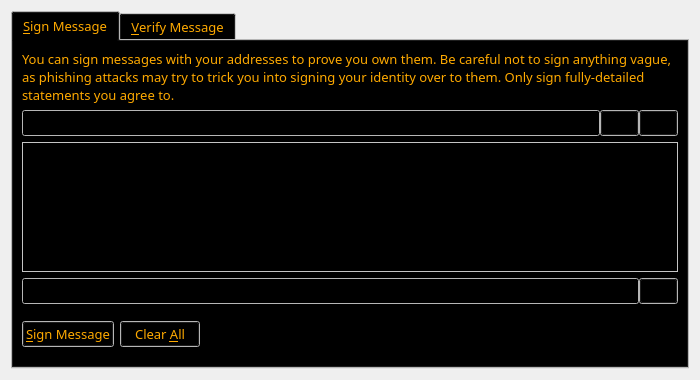
Old version of the form src/qt/forms/signverifymessagedialog.ui in the repository hanzou-x/flapxcoin.
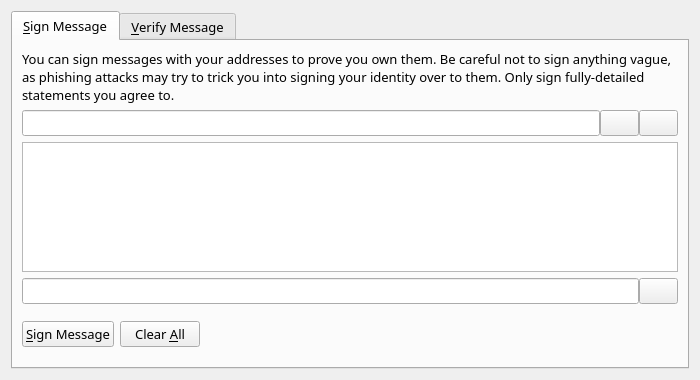
New version of the form. The open tabs and pages were chosen to show the change. Icons and pictures are not drawn. Custom widgets are drawn as their Qt base class.

```diff
--- a/src/qt/forms/signverifymessagedialog.ui
+++ b/src/qt/forms/signverifymessagedialog.ui
@@ -19,421 +19,6 @@
   <layout class="QGridLayout" name="gridLayout">
    <item row="0" column="0">
     <widget class="QTabWidget" name="tabWidget">
-     <property name="palette">
-      <palette>
-       <active>
-        <colorrole role="WindowText">
-         <brush brushstyle="SolidPattern">
-          <color alpha="255">
-           <red>255</red>
-           <green>170</green>
-           <blue>0</blue>
-          </color>
-         </brush>
-        </colorrole>
-        <colorrole role="Button">
-         <brush brushstyle="SolidPattern">
-          <color alpha="255">
-           <red>0</red>
-           <green>0</green>
-           <blue>0</blue>
-          </color>
-         </brush>
-        </colorrole>
-        <colorrole role="Light">
-         <brush brushstyle="SolidPattern">
-          <color alpha="255">
-           <red>255</red>
-           <green>255</green>
-           <blue>255</blue>
-          </color>
-         </brush>
-        </colorrole>
-        <colorrole role="Midlight">
-         <brush brushstyle="SolidPattern">
-          <color alpha="255">
-           <red>255</red>
-           <green>255</green>
-           <blue>255</blue>
-          </color>
-         </brush>
-        </colorrole>
-        <colorrole role="Dark">
-         <brush brushstyle="SolidPattern">
-          <color alpha="255">
-           <red>255</red>
-           <green>255</green>
-           <blue>255</blue>
-          </color>
-         </brush>
-        </colorrole>
-        <colorrole role="Mid">
-         <brush brushstyle="SolidPattern">
-          <color alpha="255">
-           <red>255</red>
-           <green>255</green>
-           <blue>255</blue>
-          </color>
-         </brush>
-        </colorrole>
-        <colorrole role="Text">
-         <brush brushstyle="SolidPattern">
-          <color alpha="255">
-           <red>255</red>
-           <green>170</green>
-           <blue>0</blue>
-          </color>
-         </brush>
-        </colorrole>
-        <colorrole role="BrightText">
-         <brush brushstyle="SolidPattern">
-          <color alpha="255">
-           <red>255</red>
-           <green>255</green>
-           <blue>255</blue>
-          </color>
-         </brush>
-        </colorrole>
-        <colorrole role="ButtonText">
-         <brush brushstyle="SolidPattern">
-          <color alpha="255">
-           <red>255</red>
-           <green>170</green>
-           <blue>0</blue>
-          </color>
-         </brush>
-        </colorrole>
-        <colorrole role="Base">
-         <brush brushstyle="SolidPattern">
-          <color alpha="255">
-           <red>0</red>
-           <green>0</green>
-           <blue>0</blue>
-          </color>
-         </brush>
-        </colorrole>
-        <colorrole role="Window">
-         <brush brushstyle="SolidPattern">
-          <color alpha="255">
-           <red>255</red>
-           <green>255</green>
-           <blue>255</blue>
-          </color>
-         </brush>
-        </colorrole>
-        <colorrole role="Shadow">
-         <brush brushstyle="SolidPattern">
-          <color alpha="255">
-           <red>255</red>
-           <green>255</green>
-           <blue>255</blue>
-          </color>
-         </brush>
-        </colorrole>
-        <colorrole role="AlternateBase">
-         <brush brushstyle="SolidPattern">
-          <color alpha="255">
-           <red>0</red>
-           <green>0</green>
-           <blue>0</blue>
-          </color>
-         </brush>
-        </colorrole>
-        <colorrole role="ToolTipBase">
-         <brush brushstyle="SolidPattern">
-          <color alpha="255">
-           <red>0</red>
-           <green>0</green>
-           <blue>0</blue>
-          </color>
-         </brush>
-        </colorrole>
-        <colorrole role="ToolTipText">
-         <brush brushstyle="SolidPattern">
-          <color alpha="255">
-           <red>255</red>
-           <green>170</green>
-           <blue>0</blue>
-          </color>
-         </brush>
-        </colorrole>
-       </active>
-       <inactive>
-        <colorrole role="WindowText">
-         <brush brushstyle="SolidPattern">
-          <color alpha="255">
-           <red>255</red>
-           <green>170</green>
-           <blue>0</blue>
-          </color>
-         </brush>
-        </colorrole>
-        <colorrole role="Button">
-         <brush brushstyle="SolidPattern">
-          <color alpha="255">
-           <red>0</red>
-           <green>0</green>
-           <blue>0</blue>
-          </color>
-         </brush>
-        </colorrole>
-        <colorrole role="Light">
-         <brush brushstyle="SolidPattern">
-          <color alpha="255">
-           <red>255</red>
-           <green>255</green>
-           <blue>255</blue>
-          </color>
-         </brush>
-        </colorrole>
-        <colorrole role="Midlight">
-         <brush brushstyle="SolidPattern">
-          <color alpha="255">
-           <red>255</red>
-           <green>255</green>
-           <blue>255</blue>
-          </color>
-         </brush>
-        </colorrole>
-        <colorrole role="Dark">
-         <brush brushstyle="SolidPattern">
-          <color alpha="255">
-           <red>255</red>
-           <green>255</green>
-           <blue>255</blue>
-          </color>
-         </brush>
-        </colorrole>
-        <colorrole role="Mid">
-         <brush brushstyle="SolidPattern">
-          <color alpha="255">
-           <red>255</red>
-           <green>255</green>
-           <blue>255</blue>
-          </color>
-         </brush>
-        </colorrole>
-        <colorrole role="Text">
-         <brush brushstyle="SolidPattern">
-          <color alpha="255">
-           <red>255</red>
-           <green>170</green>
-           <blue>0</blue>
-          </color>
-         </brush>
-        </colorrole>
-        <colorrole role="BrightText">
-         <brush brushstyle="SolidPattern">
-          <color alpha="255">
-           <red>255</red>
-           <green>255</green>
-           <blue>255</blue>
-          </color>
-         </brush>
-        </colorrole>
-        <colorrole role="ButtonText">
-         <brush brushstyle="SolidPattern">
-          <color alpha="255">
-           <red>255</red>
-           <green>170</green>
-           <blue>0</blue>
-          </color>
-         </brush>
-        </colorrole>
-        <colorrole role="Base">
-         <brush brushstyle="SolidPattern">
-          <color alpha="255">
-           <red>0</red>
-           <green>0</green>
-           <blue>0</blue>
-          </color>
-         </brush>
-        </colorrole>
-        <colorrole role="Window">
-         <brush brushstyle="SolidPattern">
-          <color alpha="255">
-           <red>255</red>
-           <green>255</green>
-           <blue>255</blue>
-          </color>
-         </brush>
-        </colorrole>
-        <colorrole role="Shadow">
-         <brush brushstyle="SolidPattern">
-          <color alpha="255">
-           <red>255</red>
-           <green>255</green>
-           <blue>255</blue>
-          </color>
-         </brush>
-        </colorrole>
-        <colorrole role="AlternateBase">
-         <brush brushstyle="SolidPattern">
-          <color alpha="255">
-           <red>0</red>
-           <green>0</green>
-           <blue>0</blue>
-          </color>
-         </brush>
-        </colorrole>
-        <colorrole role="ToolTipBase">
-         <brush brushstyle="SolidPattern">
-          <color alpha="255">
-           <red>0</red>
-           <green>0</green>
-           <blue>0</blue>
-          </color>
-         </brush>
-        </colorrole>
-        <colorrole role="ToolTipText">
-         <brush brushstyle="SolidPattern">
-          <color alpha="255">
-           <red>255</red>
-           <green>170</green>
-           <blue>0</blue>
-          </color>
-         </brush>
-        </colorrole>
-       </inactive>
-       <disabled>
-        <colorrole role="WindowText">
-         <brush brushstyle="SolidPattern">
-          <color alpha="255">
-           <red>255</red>
-           <green>255</green>
-           <blue>255</blue>
-          </color>
-         </brush>
-        </colorrole>
-        <colorrole role="Button">
-         <brush brushstyle="SolidPattern">
-          <color alpha="255">
-           <red>0</red>
-           <green>0</green>
-           <blue>0</blue>
-          </color>
-         </brush>
-        </colorrole>
-        <colorrole role="Light">
-         <brush brushstyle="SolidPattern">
-          <color alpha="255">
-           <red>255</red>
-           <green>255</green>
-           <blue>255</blue>
-          </color>
-         </brush>
-        </colorrole>
-        <colorrole role="Midlight">
-         <brush brushstyle="SolidPattern">
-          <color alpha="255">
-           <red>255</red>
-           <green>255</green>
-           <blue>255</blue>
-          </color>
-         </brush>
-        </colorrole>
-        <colorrole role="Dark">
-         <brush brushstyle="SolidPattern">
-          <color alpha="255">
-           <red>255</red>
-           <green>255</green>
-           <blue>255</blue>
-          </color>
-         </brush>
-        </colorrole>
-        <colorrole role="Mid">
-         <brush brushstyle="SolidPattern">
-          <color alpha="255">
-           <red>255</red>
-           <green>255</green>
-           <blue>255</blue>
-          </color>
-         </brush>
-        </colorrole>
-        <colorrole role="Text">
-         <brush brushstyle="SolidPattern">
-          <color alpha="255">
-           <red>255</red>
-           <green>255</green>
-           <blue>255</blue>
-          </color>
-         </brush>
-        </colorrole>
-        <colorrole role="BrightText">
-         <brush brushstyle="SolidPattern">
-          <color alpha="255">
-           <red>255</red>
-           <green>255</green>
-           <blue>255</blue>
-          </color>
-         </brush>
-        </colorrole>
-        <colorrole role="ButtonText">
-         <brush brushstyle="SolidPattern">
-          <color alpha="255">
-           <red>255</red>
-           <green>255</green>
-           <blue>255</blue>
-          </color>
-         </brush>
-        </colorrole>
-        <colorrole role="Base">
-         <brush brushstyle="SolidPattern">
-          <color alpha="255">
-           <red>255</red>
-           <green>255</green>
-           <blue>255</blue>
-          </color>
-         </brush>
-        </colorrole>
-        <colorrole role="Window">
-         <brush brushstyle="SolidPattern">
-          <color alpha="255">
-           <red>255</red>
-           <green>255</green>
-           <blue>255</blue>
-          </color>
-         </brush>
-        </colorrole>
-        <colorrole role="Shadow">
-         <brush brushstyle="SolidPattern">
-          <color alpha="255">
-           <red>255</red>
-           <green>255</green>
-           <blue>255</blue>
-          </color>
-         </brush>
-        </colorrole>
-        <colorrole role="AlternateBase">
-         <brush brushstyle="SolidPattern">
-          <color alpha="255">
-           <red>0</red>
-           <green>0</green>
-           <blue>0</blue>
-          </color>
-         </brush>
-        </colorrole>
-        <colorrole role="ToolTipBase">
-         <brush brushstyle="SolidPattern">
-          <color alpha="255">
-           <red>0</red>
-           <green>0</green>
-           <blue>0</blue>
-          </color>
-         </brush>
-        </colorrole>
-        <colorrole role="ToolTipText">
-         <brush brushstyle="SolidPattern">
-          <color alpha="255">
-           <red>255</red>
-           <green>170</green>
-           <blue>0</blue>
-          </color>
-         </brush>
-        </colorrole>
-       </disabled>
-      </palette>
-     </property>
      <property name="font">
       <font>
        <family>Plantagenet Cherokee</family>
@@ -526,6 +111,97 @@
        </item>
        <item row="2" column="0">
         <widget class="QPlainTextEdit" name="messageIn_SM">
+         <property name="palette">
+          <palette>
+           <active>
+            <colorrole role="Text">
+             <brush brushstyle="SolidPattern">
+              <color alpha="255">
+               <red>255</red>
+               <green>255</green>
+               <blue>255</blue>
+              </color>
+             </brush>
+            </colorrole>
+            <colorrole role="ButtonText">
+             <brush brushstyle="SolidPattern">
+              <color alpha="255">
+               <red>255</red>
+               <green>255</green>
+               <blue>255</blue>
+              </color>
+             </brush>
+            </colorrole>
+            <colorrole role="ToolTipText">
+             <brush brushstyle="SolidPattern">
+              <color alpha="255">
+               <red>255</red>
+               <green>255</green>
+               <blue>255</blue>
+              </color>
+             </brush>
+            </colorrole>
+           </active>
+           <inactive>
+            <colorrole role="Text">
+             <brush brushstyle="SolidPattern">
+              <color alpha="255">
+               <red>255</red>
+               <green>255</green>
+               <blue>255</blue>
+              </color>
+             </brush>
+            </colorrole>
+            <colorrole role="ButtonText">
+             <brush brushstyle="SolidPattern">
+              <color alpha="255">
+               <red>255</red>
+               <green>255</green>
+               <blue>255</blue>
+              </color>
+             </brush>
+            </colorrole>
+            <colorrole role="ToolTipText">
+             <brush brushstyle="SolidPattern">
+              <color alpha="255">
+               <red>255</red>
+               <green>255</green>
+               <blue>255</blue>
+              </color>
+             </brush>
+            </colorrole>
+           </inactive>
+           <disabled>
+            <colorrole role="Text">
+             <brush brushstyle="SolidPattern">
+              <color alpha="255">
+               <red>255</red>
+               <green>255</green>
+               <blue>255</blue>
+              </color>
+             </brush>
+            </colorrole>
+            <colorrole role="ButtonText">
+             <brush brushstyle="SolidPattern">
+              <color alpha="255">
+               <red>255</red>
+               <green>255</green>
+               <blue>255</blue>
+              </color>
+             </brush>
+            </colorrole>
+            <colorrole role="ToolTipText">
+             <brush brushstyle="SolidPattern">
+              <color alpha="255">
+               <red>255</red>
+               <green>255</green>
+               <blue>255</blue>
+              </color>
+             </brush>
+            </colorrole>
+           </disabled>
+          </palette>
+         </property>
          <property name="toolTip">
           <string>&lt;html&gt;&lt;head/&gt;&lt;body&gt;&lt;p&gt;&lt;img src=&quot;:/toolTip/res/tooltips/theMessageToSign.png&quot;/&gt;&lt;/p&gt;&lt;/body&gt;&lt;/html&gt;</string>
          </property>
```
Left out of the diff: 2 changed lines with no effect on the pictures.
